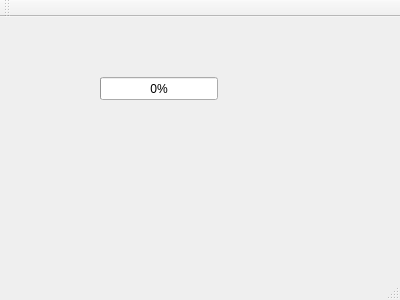
This is El_task2]/InstallationForm.ui in FatCrabio/Eliademy as Qt 5 draws it before an edit. The edited form follows.
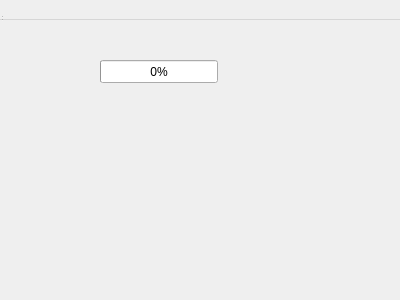
This is the edited form.

Commit message: Code has been refactored. Added fix for the correct window closing.

```diff
--- a/El_task2]/InstallationForm.ui
+++ b/El_task2]/InstallationForm.ui
@@ -1,7 +1,7 @@
 <?xml version="1.0" encoding="UTF-8"?>
 <ui version="4.0">
  <class>InstallationForm</class>
- <widget class="QMainWindow" name="InstallationForm">
+ <widget class="QWidget" name="InstallationForm">
   <property name="geometry">
    <rect>
     <x>0</x>
```
The commit also changes 7 other files.
